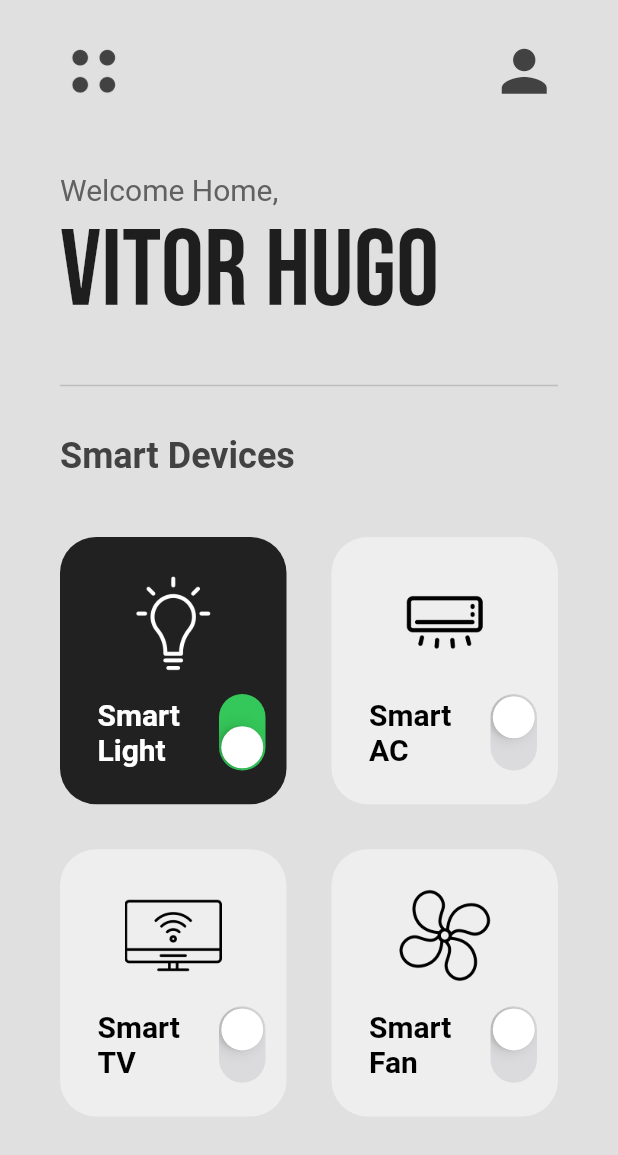
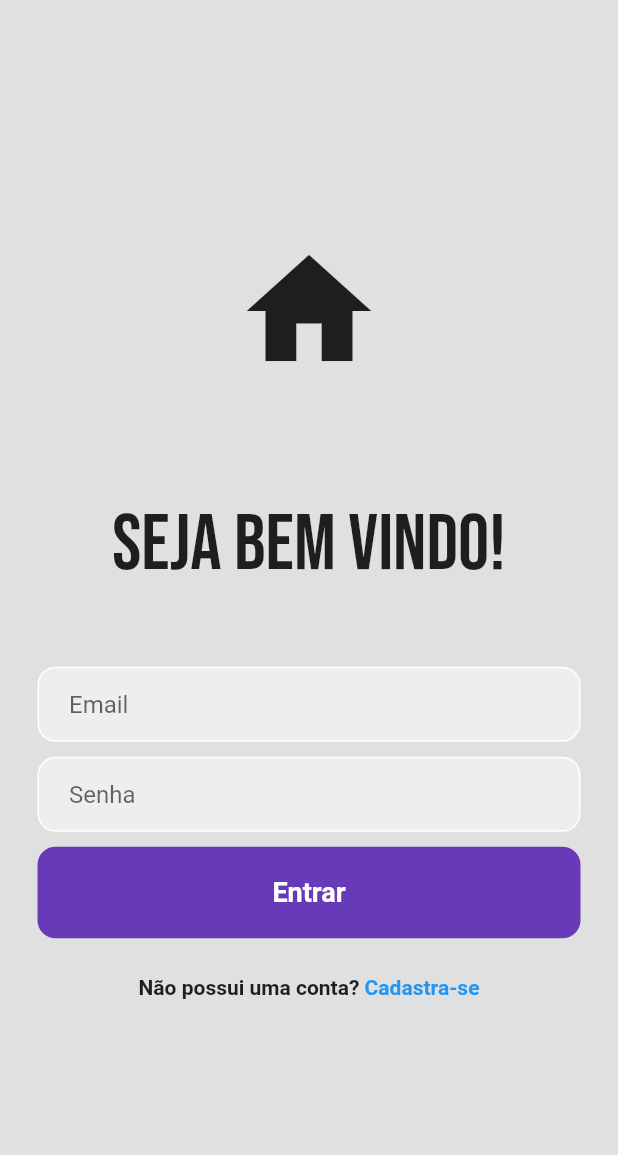
Before and after one commit to vitorfuji/SmartHome, a Flutter app: the screen it shows after launch, on a phone screen of 412 x 824 dp. Shown: the top 1155 px of the screen. Run offline on Flutter 3.47's test engine with Material 2 defaults, Android fonts, the phone set to English and light mode, and no system bars; our stand-ins replace google_fonts.

Commit message:
Configuração Firebase e adicionado tela de login

```diff
--- a/lib/main.dart
+++ b/lib/main.dart
@@ -1,5 +1,6 @@
 import 'package:flutter/material.dart';
-import 'pages/home_page.dart';
+import 'package:smarthome/pages/login_page.dart';
+// import 'pages/home_page.dart';
 
 void main() {
   runApp(const MyApp());
@@ -13,7 +14,7 @@ class MyApp extends StatelessWidget {
   Widget build(BuildContext context) {
     return const MaterialApp(
       debugShowCheckedModeBanner: false,
-      home: HomePage(),
+      home: LoginPage(),
     );
   }
 }
--- a/lib/pages/home_page.dart
+++ b/lib/pages/home_page.dart
@@ -77,7 +77,7 @@ class _HomePageState extends State<HomePage> {
                 crossAxisAlignment: CrossAxisAlignment.start,
                 children: [
                   Text(
-                    "Welcome Home,",
+                    "Olá novamente,",
                     style: TextStyle(fontSize: 20, color: Colors.grey[700]),
                   ),
                   Text(
--- /dev/null
+++ b/lib/pages/login_page.dart
@@ -0,0 +1,136 @@
+import 'package:flutter/material.dart';
+import 'package:google_fonts/google_fonts.dart';
+// import 'package:flutter/src/widgets/container.dart';
+// import 'package:flutter/src/widgets/framework.dart';
+
+class LoginPage extends StatefulWidget {
+  const LoginPage({super.key});
+
+  @override
+  State<LoginPage> createState() => _LoginPageState();
+}
+
+class _LoginPageState extends State<LoginPage> {
+  @override
+  Widget build(BuildContext context) {
+    return Scaffold(
+      backgroundColor: Colors.grey[300],
+      body: SafeArea(
+        child: Center(
+          child: Column(
+            mainAxisAlignment: MainAxisAlignment.center,
+            children: [
+              const Icon(
+                Icons.home,
+                size: 100,
+              ),
+              const SizedBox(height: 75),
+              //Seja Bem vindo!
+              Text(
+                'Seja bem vindo!',
+                style: GoogleFonts.bebasNeue(
+                  fontSize: 52,
+                ),
+              ),
+
+              // const SizedBox(height: 10),
+
+              // const Text(
+              //   'Sentimos sua falta!',
+              //   style: TextStyle(
+              //     fontSize: 20,
+              //   ),
+              // ),
+              const SizedBox(height: 50),
+
+              //Campo do email
+              Padding(
+                padding: const EdgeInsets.symmetric(horizontal: 25.0),
+                child: Container(
+                  decoration: BoxDecoration(
+                      color: Colors.grey[200],
+                      border: Border.all(color: Colors.white),
+                      borderRadius: BorderRadius.circular(12)),
+                  child: const Padding(
+                    padding: EdgeInsets.only(left: 20.0),
+                    child: TextField(
+                      decoration: InputDecoration(
+                        border: InputBorder.none,
+                        hintText: 'Email',
+                      ),
+                    ),
+                  ),
+                ),
+              ),
+
+              const SizedBox(height: 10),
+
+              //Campo da senha
+              Padding(
+                padding: const EdgeInsets.symmetric(horizontal: 25.0),
+                child: Container(
+                  decoration: BoxDecoration(
+                      color: Colors.grey[200],
+                      border: Border.all(color: Colors.white),
+                      borderRadius: BorderRadius.circular(12)),
+                  child: const Padding(
+                    padding: EdgeInsets.only(left: 20.0),
+                    child: TextField(
+                      obscureText: true,
+                      decoration: InputDecoration(
+                        border: InputBorder.none,
+                        hintText: 'Senha',
+                      ),
+                    ),
+                  ),
+                ),
+              ),
+
+              const SizedBox(height: 10),
+
+              //Botao de entrar
+              Padding(
+                padding: const EdgeInsets.symmetric(horizontal: 25.0),
+                child: Container(
+                  padding: const EdgeInsets.all(20),
+                  decoration: BoxDecoration(
+                    color: Colors.deepPurple,
+                    borderRadius: BorderRadius.circular(12),
+                  ),
+                  child: const Center(
+                    child: Text(
+                      'Entrar',
+                      style: TextStyle(
+                        color: Colors.white,
+                        fontWeight: FontWeight.bold,
+                        fontSize: 18,
+                      ),
+                    ),
+                  ),
+                ),
+              ),
+
+              const SizedBox(height: 25),
+
+              //Botao de registar
+              Row(
+                mainAxisAlignment: MainAxisAlignment.center,
+                children: const [
+                  Text(
+                    'Não possui uma conta?',
+                    style: TextStyle(fontWeight: FontWeight.bold),
+                  ),
+                  Text(
+                    ' Cadastra-se',
+                    style: TextStyle(
+                        color: Colors.blue, fontWeight: FontWeight.bold),
+                  )
+                ],
+              )
+            ],
+          ),
+        ),
+      ),
+    );
+  }
+}
--- a/pubspec.yaml
+++ b/pubspec.yaml
@@ -37,6 +37,8 @@ dependencies:
   # Use with the CupertinoIcons class for iOS style icons.
   cupertino_icons: ^1.0.2
   google_fonts: 2.1.0
+  firebase_core: ^1.20.0
+  firebase_auth: ^3.5.0
 
 dev_dependencies:
   flutter_test:
```
Also changed, not shown: pubspec.lock, 5 other files.
